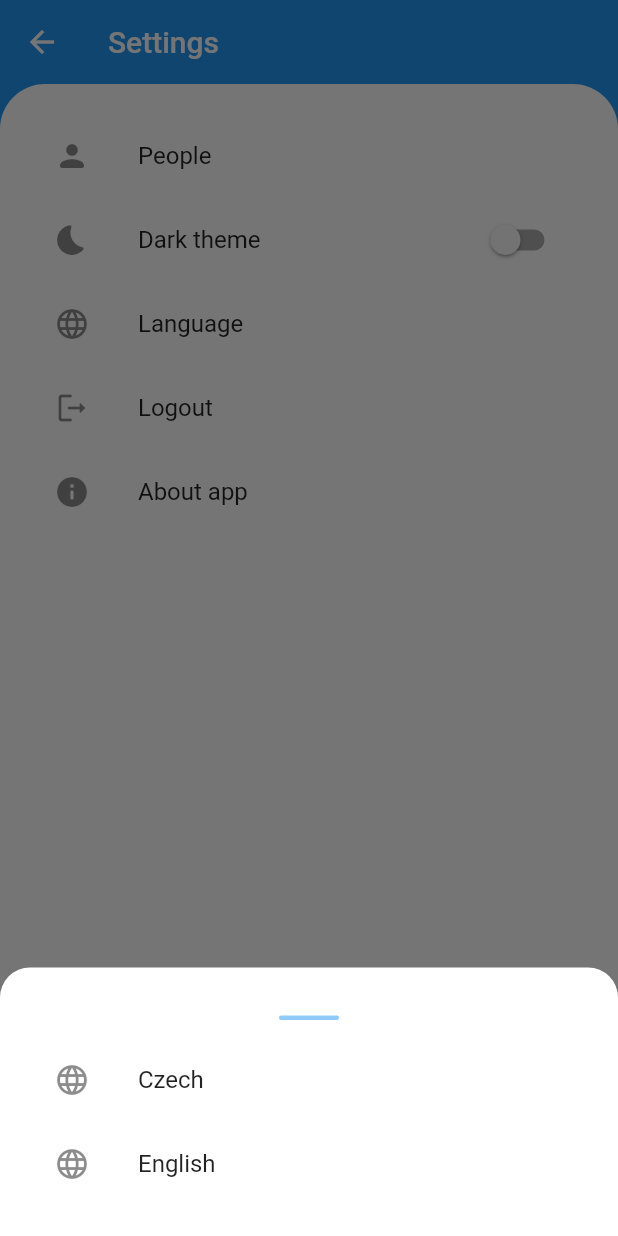
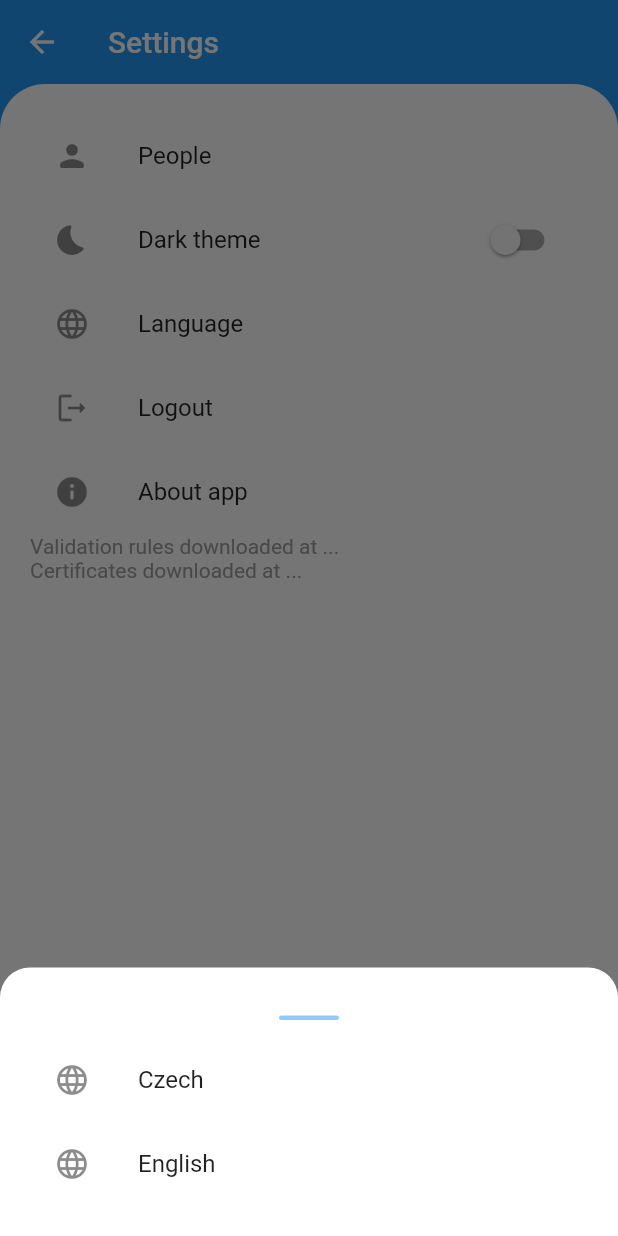
Before and after one commit to borisgrigorov/Tycka, a Flutter app: the Settings screen opened directly with empty values, after a tap on "Language", on a phone screen of 412 x 824 dp. Run offline on Flutter 3.47's test engine with Material 2 defaults, Android fonts, the phone set to English and light mode, and no system bars; our stand-ins replace connectivity_plus, device_info, flutter_bloc, flutter_secure_storage, google_fonts, hive_flutter and 7 more; missing offline and left inert: cbor, dart_base45, dynamic_themes, flutter_custom_tabs, flutter_downloader, morpheus and 1 more; accounts and stored records are empty; generated files the repository leaves out were written again; network calls fail.

Commit message:
Show certs and rules download date

```diff
--- a/lib/data/data.dart
+++ b/lib/data/data.dart
@@ -127,6 +127,8 @@ class TyckaData {
       }
       x.certificates = _decodeCerts(certData);
       await preferences.saveCerts(x.id, certData);
+      await preferences
+          .setCertsDonwloaded(DateTime.now().millisecondsSinceEpoch);
     }
     persons.setList(newPersons);
     fetchStatus.setStatus(FETCH_STATUS.ONLINE_FETCHED);
--- a/lib/data/validation.dart
+++ b/lib/data/validation.dart
@@ -16,7 +16,8 @@ Future<CertValidationRules?> getValidationRules() async {
   final data = json.decode(response.body)?["pravidla"]?[0];
   if (data != null) {
     await tyckaData.preferences.setValidationRules(response.body);
-
+    await tyckaData.preferences
+        .setValidationRulesDownloadDate(DateTime.now().millisecondsSinceEpoch);
     return CertValidationRules.fromJson(data);
   }
   return null;
--- a/lib/l10n/app_cs.arb
+++ b/lib/l10n/app_cs.arb
@@ -72,5 +72,7 @@
     "cannotUseOfflinedata": "Nelze získa offline data",
     "cannotRetrieveCert": "Nelze získat certifikáty, použity offline data",
     "fetchedNewestCert": "Nejnovější certifikáty staženy",
-    "fetchingNewestCerts": "Stahování novějších certifikátů"
+    "fetchingNewestCerts": "Stahování novějších certifikátů",
+    "rulesDownloaded": "Validační pravidla staženy",
+    "certsDownloaded": "Certifikáty staženy"
 }
--- a/lib/l10n/app_en.arb
+++ b/lib/l10n/app_en.arb
@@ -72,6 +72,7 @@
     "cannotUseOfflinedata": "Cannot retreive offline data",
     "cannotRetrieveCert": "Cannot retreive new certificates, using offline data",
     "fetchedNewestCert": "Fetched newest certificates",
-    "fetchingNewestCerts": "Fetching newest certificates"
-
+    "fetchingNewestCerts": "Fetching newest certificates",
+    "rulesDownloaded": "Validation rules downloaded at",
+    "certsDownloaded": "Certificates downloaded at"
 }
--- a/lib/ui/screens/settings.dart
+++ b/lib/ui/screens/settings.dart
@@ -8,6 +8,7 @@ import 'package:tycka/ui/screens/persons.dart';
 import 'package:tycka/ui/themes.dart';
 import 'package:tycka/utils/themeUtils.dart';
 import 'package:flutter_gen/gen_l10n/app_localizations.dart';
+import 'package:tycka/utils/timeUtils.dart';
 
 class Settings extends StatefulWidget {
   const Settings({Key? key, required this.logout}) : super(key: key);
@@ -95,6 +96,20 @@ class _SettingsState extends State<Settings> {
                             MaterialPageRoute(
                                 builder: (context) => AboutApp())),
                       ),
+                      Text(
+                        AppLocalizations.of(context)!.rulesDownloaded +
+                            " " +
+                            TimeUtils.getBetterDate(tyckaData.preferences
+                                .getValidationRulesDownloadDate()),
+                        style: TextStyle(color: Colors.grey),
+                      ),
+                      Text(
+                        AppLocalizations.of(context)!.certsDownloaded +
+                            " " +
+                            TimeUtils.getBetterDate(
+                                tyckaData.preferences.getCertsDownloaded()),
+                        style: TextStyle(color: Colors.grey),
+                      )
                     ],
                   )),
             ),
--- a/lib/utils/preferences.dart
+++ b/lib/utils/preferences.dart
@@ -64,4 +64,30 @@ class TyckaPreferences {
   String? getValidationRules() {
     return box.get("validationRules");
   }
+
+  Future setValidationRulesDownloadDate(int timestamp) async {
+    await box.put("validationRulesDownloadDate", timestamp);
+  }
+
+  DateTime? getValidationRulesDownloadDate() {
+    int? timestamp = box.get("validationRulesDownloadDate");
+    if (timestamp == null) {
+      return null;
+    } else {
+      return DateTime.fromMillisecondsSinceEpoch(timestamp).toLocal();
+    }
+  }
+
+  Future setCertsDonwloaded(int timestamp) async {
+    await box.put("certsDownloaded", timestamp);
+  }
+
+  DateTime? getCertsDownloaded() {
+    int? timestamp = box.get("certsDownloaded");
+    if (timestamp == null) {
+      return null;
+    } else {
+      return DateTime.fromMillisecondsSinceEpoch(timestamp).toLocal();
+    }
+  }
 }
--- a/lib/utils/timeUtils.dart
+++ b/lib/utils/timeUtils.dart
@@ -8,4 +8,11 @@ abstract class TimeUtils {
     Duration difference = end.difference(start);
     return difference.inHours;
   }
+
+  static String getBetterDate(DateTime? date) {
+    if (date == null) {
+      return "...";
+    }
+    return "${date.day}/${date.month}/${date.year}, ${date.hour}:${date.minute}";
+  }
 }
```
